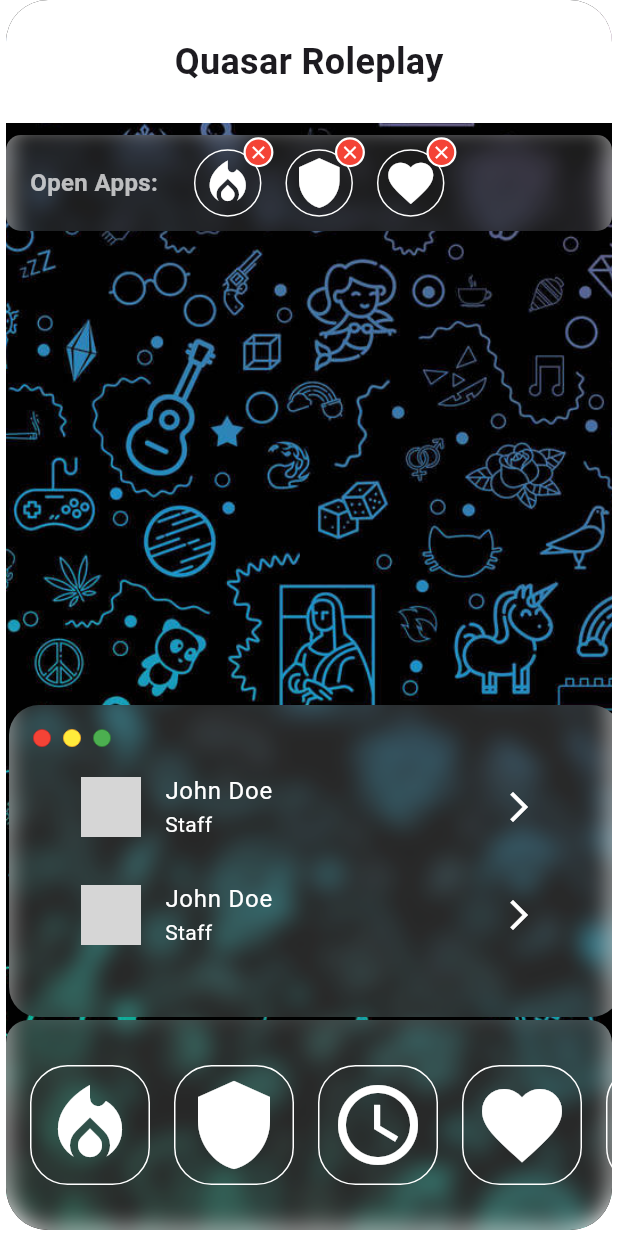
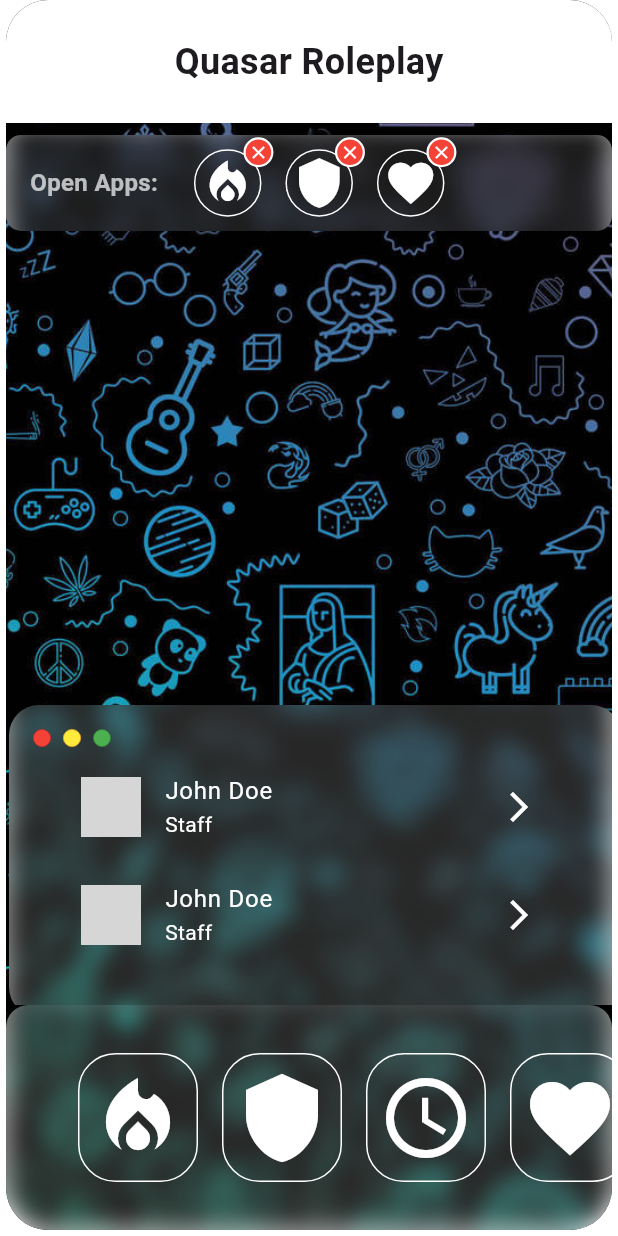
Before and after one commit to NoctuaSphere-Labs/noctua-ui, a Flutter app: the screen it shows after launch, on a phone screen of 412 x 824 dp. Run offline on Flutter 3.47's test engine with Material 3 defaults, Android fonts, the light colour scheme and no system bars; drawn by our look-alikes of blurrycontainer; missing offline and left inert: dart:html; network calls fail; grey boxes are pictures that could not be loaded.

Commit message:
refactor(ui): Convert NavBar to StatelessWidget and update children handling

```diff
--- a/lib/main.dart
+++ b/lib/main.dart
@@ -159,10 +159,7 @@ class MyHomePage extends StatelessWidget {
                   child: NavBar(
                     iconWidth: 81, // Icon width + Spacing
                     iconLength: 12, // Number of icons
-                    child: Row(
-                      crossAxisAlignment: CrossAxisAlignment.center,
-                      children: apps,
-                    ),
+                    children: apps,
                   ),
                 ),
               ],
--- a/lib/widgets/nav_bar.dart
+++ b/lib/widgets/nav_bar.dart
@@ -1,72 +1,35 @@
 import 'package:blurrycontainer/blurrycontainer.dart';
 import 'package:flutter/material.dart';
-import 'package:flutter/gestures.dart';
 
-class NavBar extends StatefulWidget {
-  final Widget child;
+class NavBar extends StatelessWidget {
+  final List<Widget> children;
   final double iconWidth;
   final double iconLength;
 
   const NavBar({
     super.key,
-    required this.child,
+    required this.children,
     required this.iconWidth,
     required this.iconLength,
   });
 
   @override
-  State<NavBar> createState() => _NavBarState();
-}
-
-class _NavBarState extends State<NavBar> {
-  final ScrollController _scrollController = ScrollController();
-
-  @override
-  void dispose() {
-    _scrollController.dispose();
-    super.dispose();
-  }
-
-  @override
   Widget build(BuildContext context) {
-    return Stack(
-      alignment: Alignment.center,
-      children: [
-        LayoutBuilder(
-          builder: (context, constraints) {
-            return BlurryContainer(
-              blur: 8,
-              height: 140,
-              width: widget.iconWidth * (widget.iconLength + 3),
-              elevation: 6,
-              padding: const EdgeInsets.all(32),
-              color: Colors.white.withOpacity(0.15),
-              borderRadius: BorderRadius.circular(15),
-              child: const SizedBox.shrink(),
-            );
-          },
+    final background = BlurryContainer(
+      blur: 8,
+      height: 150,
+      elevation: 6,
+      padding: const EdgeInsets.all(32),
+      color: Colors.white.withOpacity(0.15),
+      borderRadius: BorderRadius.circular(15),
+      child: ListView(
+          scrollDirection: Axis.horizontal,
+          shrinkWrap: true,
+          // This prevents the shadow from being clipped
+          clipBehavior: Clip.none,
+          children: children,
         ),
-        Listener(
-          onPointerSignal: (pointerSignal) {
-            if (pointerSignal is PointerScrollEvent) {
-              final offset =
-                  _scrollController.offset + pointerSignal.scrollDelta.dy;
-              _scrollController.jumpTo(
-                offset.clamp(
-                  0.0,
-                  _scrollController.position.maxScrollExtent,
-                ),
-              );
-            }
-          },
-          child: SingleChildScrollView(
-            controller: _scrollController,
-            scrollDirection: Axis.horizontal,
-            clipBehavior: Clip.none,
-            child: widget.child,
-          ),
-        ),
-      ],
     );
+    return background;
   }
 }
```
